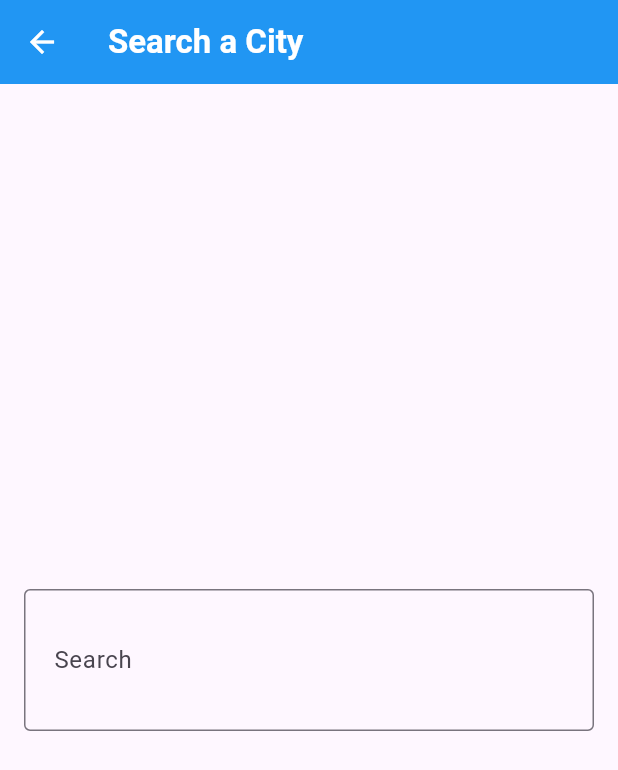
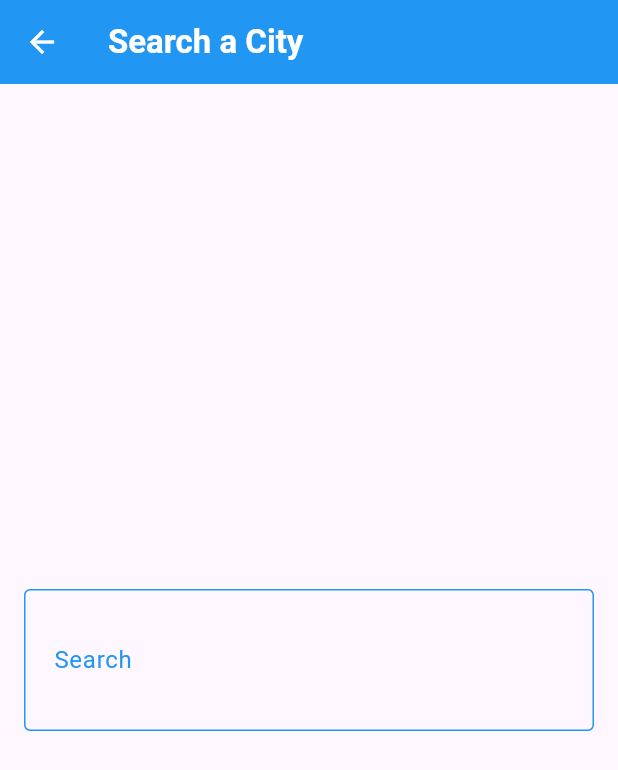
Before and after one commit to hamza-alhinawi/Weatther_App, a Flutter app: the screen it shows after launch, after a tap on the "search" icon, on a phone screen of 412 x 824 dp. Shown: the top 770 px of the screen. Run offline on Flutter 3.47's test engine with Material 3 defaults, Android fonts, the phone set to English and light mode, and no system bars; our stand-ins replace dio, flutter_bloc.

Commit message:
REFACTOR UI

```diff
--- a/lib/Cubits/get_weather_cubit/get_weather_cubit.dart
+++ b/lib/Cubits/get_weather_cubit/get_weather_cubit.dart
@@ -6,8 +6,8 @@ import 'package:weather_app/Services/Weather_Service.dart';
 
 class GetWeatherCubit extends Cubit<WeatherStates> {
   GetWeatherCubit() : super(WeatherInitialState());
-  late WeatherModel weatherModel;
-  getWeather({required String cityName}) async {
+  WeatherModel? weatherModel;
+  Future<void> getWeather({required String cityName}) async {
     try {
       weatherModel = await WeatherService(
         Dio(),
--- /dev/null
+++ b/lib/Models/theme_color_model.dart
@@ -0,0 +1,57 @@
+import 'package:flutter/material.dart';
+
+class ThemeColorModel {
+  MaterialColor getThemeColor({required String? condition}) {
+    if (condition == null) {
+      return Colors.blue;
+    }
+    switch (condition) {
+      case "Sunny":
+        return Colors.amber;
+      case "Partly cloudy":
+        return Colors.lightBlue;
+      case "Cloudy":
+        return Colors.blueGrey;
+      case "Overcast":
+        return Colors.grey;
+      case "Mist":
+        return Colors.cyan;
+      case "Fog":
+        return Colors.indigo;
+      case "Freezing fog":
+        return Colors.deepPurple;
+      case "Patchy rain possible":
+        return Colors.blue;
+      case "Light rain":
+        return Colors.teal;
+      case "Moderate rain":
+        return Colors.green;
+      case "Heavy rain":
+        return Colors.lime;
+      case "Rain shower":
+        return Colors.lightGreen;
+      case "Patchy snow possible":
+        return Colors.purple;
+      case "Light snow":
+        return Colors.pink;
+      case "Moderate snow":
+        return Colors.red;
+      case "Heavy snow":
+        return Colors.orange;
+      case "Thundery outbreaks possible":
+        return Colors.deepOrange;
+      case "Rain with thunder":
+        return Colors.brown;
+      case "Snow with thunder":
+        return Colors.yellow;
+      case "Blizzard":
+        return Colors.blue;
+      case "Blowing snow":
+        return Colors.green;
+      case 'Patchy rain nearby':
+        return Colors.indigo;
+      default:
+        return Colors.blue;
+    }
+  }
+}
--- a/lib/Views/Home_View.dart
+++ b/lib/Views/Home_View.dart
@@ -2,6 +2,7 @@ import 'package:flutter/material.dart';
 import 'package:flutter_bloc/flutter_bloc.dart';
 import 'package:weather_app/Cubits/get_weather_cubit/get_weather_cubit.dart';
 import 'package:weather_app/Cubits/get_weather_cubit/get_weather_cubit_states.dart';
+import 'package:weather_app/Models/theme_color_model.dart';
 import 'package:weather_app/Views/Search_View.dart';
 import 'package:weather_app/Widgets/No_Weather_Body.dart';
 import 'package:weather_app/Widgets/Weather_Info_body.dart';
@@ -11,9 +12,11 @@ class HomeView extends StatelessWidget {
 
   @override
   Widget build(BuildContext context) {
-    weatherModel;
+    var weatherModel = BlocProvider.of<GetWeatherCubit>(context).weatherModel;
     return Scaffold(
       appBar: AppBar(
+        shadowColor: Colors.black,
+        elevation: 10,
         actions: [
           IconButton(
             onPressed: () {
@@ -25,13 +28,15 @@ class HomeView extends StatelessWidget {
                 ),
               );
             },
-            icon: Icon(Icons.search, color: Colors.white, size: 30),
+            icon: Icon(Icons.search, size: 30),
           ),
         ],
-        backgroundColor: Colors.blue,
+        backgroundColor: ThemeColorModel().getThemeColor(
+          condition: weatherModel?.weatherCondition,
+        ),
         title: Text(
-          'Weather',
-          style: TextStyle(color: Colors.white, fontWeight: FontWeight.bold),
+          'Weather APP',
+          style: TextStyle(fontWeight: FontWeight.bold),
         ),
       ),
       body: BlocBuilder<GetWeatherCubit, WeatherStates>(
--- a/lib/Views/Search_View.dart
+++ b/lib/Views/Search_View.dart
@@ -1,26 +1,27 @@
 import 'package:flutter/material.dart';
 import 'package:flutter_bloc/flutter_bloc.dart';
 import 'package:weather_app/Cubits/get_weather_cubit/get_weather_cubit.dart';
-import 'package:weather_app/Models/Weather_Models.dart';
+import 'package:weather_app/Models/theme_color_model.dart';
 
 class SearchView extends StatelessWidget {
   const SearchView({super.key});
 
   @override
   Widget build(BuildContext context) {
+    var weatherModel = BlocProvider.of<GetWeatherCubit>(context).weatherModel;
     return Scaffold(
       appBar: AppBar(
-        backgroundColor: Colors.blue,
-        iconTheme: IconThemeData(color: Colors.white),
+        // iconTheme: IconThemeData(),
         title: Text(
           'Search a City',
-          style: TextStyle(color: Colors.white, fontWeight: FontWeight.bold),
+          style: TextStyle(fontWeight: FontWeight.bold),
         ),
       ),
       body: Padding(
         padding: const EdgeInsets.symmetric(horizontal: 16.0),
         child: Center(
           child: TextField(
+            style: TextStyle(color: Colors.black),
             onSubmitted: (value) async {
               var getWeatherCubit = BlocProvider.of<GetWeatherCubit>(context);
               getWeatherCubit.getWeather(cityName: value);
@@ -31,12 +32,27 @@ class SearchView extends StatelessWidget {
                 horizontal: 16,
                 vertical: 32,
               ),
-              fillColor: Colors.green,
               hintText: 'Enter City Name',
               labelText: 'Search',
+              labelStyle: TextStyle(
+                color: ThemeColorModel().getThemeColor(
+                  condition: weatherModel?.weatherCondition,
+                ),
+              ),
               suffix: Icon(Icons.search),
-              border: OutlineInputBorder(
-                borderSide: BorderSide(color: Colors.green),
+              focusedBorder: OutlineInputBorder(
+                borderSide: BorderSide(
+                  color: ThemeColorModel().getThemeColor(
+                    condition: weatherModel?.weatherCondition,
+                  ),
+                ),
+              ),
+              enabledBorder: OutlineInputBorder(
+                borderSide: BorderSide(
+                  color: ThemeColorModel().getThemeColor(
+                    condition: weatherModel?.weatherCondition,
+                  ),
+                ),
               ),
             ),
           ),
@@ -45,5 +61,3 @@ class SearchView extends StatelessWidget {
     );
   }
 }
-
-WeatherModel? weatherModel;
--- a/lib/Widgets/Weather_Info_body.dart
+++ b/lib/Widgets/Weather_Info_body.dart
@@ -1,13 +1,32 @@
 import 'package:flutter/material.dart';
 import 'package:flutter_bloc/flutter_bloc.dart';
 import 'package:weather_app/Cubits/get_weather_cubit/get_weather_cubit.dart';
+import 'package:weather_app/Models/theme_color_model.dart';
 
 class WeatherInfoBody extends StatelessWidget {
   const WeatherInfoBody({super.key});
   @override
   Widget build(BuildContext context) {
-    var weatherModel = BlocProvider.of<GetWeatherCubit>(context).weatherModel;
-    return Center(
+    var weatherModel = BlocProvider.of<GetWeatherCubit>(context).weatherModel!;
+    return Container(
+      decoration: BoxDecoration(
+        gradient: LinearGradient(
+          begin: Alignment.topCenter, // يبدأ من منتصف الحافة العلوية
+          end: Alignment.bottomCenter,
+          colors: [
+            ThemeColorModel().getThemeColor(
+              condition: weatherModel.weatherCondition,
+            ),
+            ThemeColorModel().getThemeColor(
+              condition: weatherModel.weatherCondition,
+            )[300]!,
+            ThemeColorModel().getThemeColor(
+              condition: weatherModel.weatherCondition,
+            )[50]!,
+          ],
+        ),
+      ),
+      child: Center(
         child: Column(
           mainAxisAlignment: MainAxisAlignment.center,
           crossAxisAlignment: CrossAxisAlignment.center,
@@ -37,7 +56,7 @@ class WeatherInfoBody extends StatelessWidget {
                 Text(
                   textAlign: TextAlign.center,
 
-                '${weatherModel.temp.round}',
+                  '${weatherModel.temp.round()}',
                   style: TextStyle(fontSize: 30, fontWeight: FontWeight.bold),
                 ),
                 Spacer(flex: 1),
@@ -62,6 +81,7 @@ class WeatherInfoBody extends StatelessWidget {
             ),
           ],
         ),
+      ),
     );
   }
 }
--- a/lib/main.dart
+++ b/lib/main.dart
@@ -1,6 +1,8 @@
 import 'package:flutter/material.dart';
 import 'package:flutter_bloc/flutter_bloc.dart';
 import 'package:weather_app/Cubits/get_weather_cubit/get_weather_cubit.dart';
+import 'package:weather_app/Cubits/get_weather_cubit/get_weather_cubit_states.dart';
+import 'package:weather_app/Models/theme_color_model.dart';
 import 'package:weather_app/Views/Home_View.dart';
 
 void main() {
@@ -14,7 +16,67 @@ class WeatherApp extends StatelessWidget {
   Widget build(BuildContext context) {
     return BlocProvider(
       create: (context) => GetWeatherCubit(),
-      child: MaterialApp(debugShowCheckedModeBanner: false, home: HomeView()),
+      child: Builder(
+        builder: (context) => BlocBuilder<GetWeatherCubit, WeatherStates>(
+          builder: (context, state) {
+            var weatherModel = BlocProvider.of<GetWeatherCubit>(
+              context,
+            ).weatherModel;
+            return MaterialApp(
+              theme: ThemeData(
+                appBarTheme: AppBarTheme(
+                  foregroundColor:
+                      ThemeData.estimateBrightnessForColor(
+                            ThemeColorModel().getThemeColor(
+                              condition: BlocProvider.of<GetWeatherCubit>(
+                                context,
+                              ).weatherModel?.weatherCondition,
+                            ),
+                          ) ==
+                          Brightness.dark
+                      ? Colors.white
+                      : Colors.black,
+
+                  backgroundColor: ThemeColorModel().getThemeColor(
+                    condition: weatherModel?.weatherCondition,
+                  ),
+                ),
+                textTheme: ThemeData.light().textTheme.apply(
+                  displayColor:
+                      ThemeData.estimateBrightnessForColor(
+                            ThemeColorModel().getThemeColor(
+                              condition: BlocProvider.of<GetWeatherCubit>(
+                                context,
+                              ).weatherModel?.weatherCondition,
+                            ),
+                          ) ==
+                          Brightness.dark
+                      ? Colors.white
+                      : Colors.black,
+                  bodyColor:
+                      ThemeData.estimateBrightnessForColor(
+                            ThemeColorModel().getThemeColor(
+                              condition: BlocProvider.of<GetWeatherCubit>(
+                                context,
+                              ).weatherModel?.weatherCondition,
+                            ),
+                          ) ==
+                          Brightness.dark
+                      ? Colors.white
+                      : Colors.black,
+                ),
+                primarySwatch: ThemeColorModel().getThemeColor(
+                  condition: BlocProvider.of<GetWeatherCubit>(
+                    context,
+                  ).weatherModel?.weatherCondition,
+                ),
+              ),
+              debugShowCheckedModeBanner: false,
+              home: HomeView(),
+            );
+          },
+        ),
+      ),
     );
   }
 }
```
Lines whose indentation alone changed are shown as unchanged.
